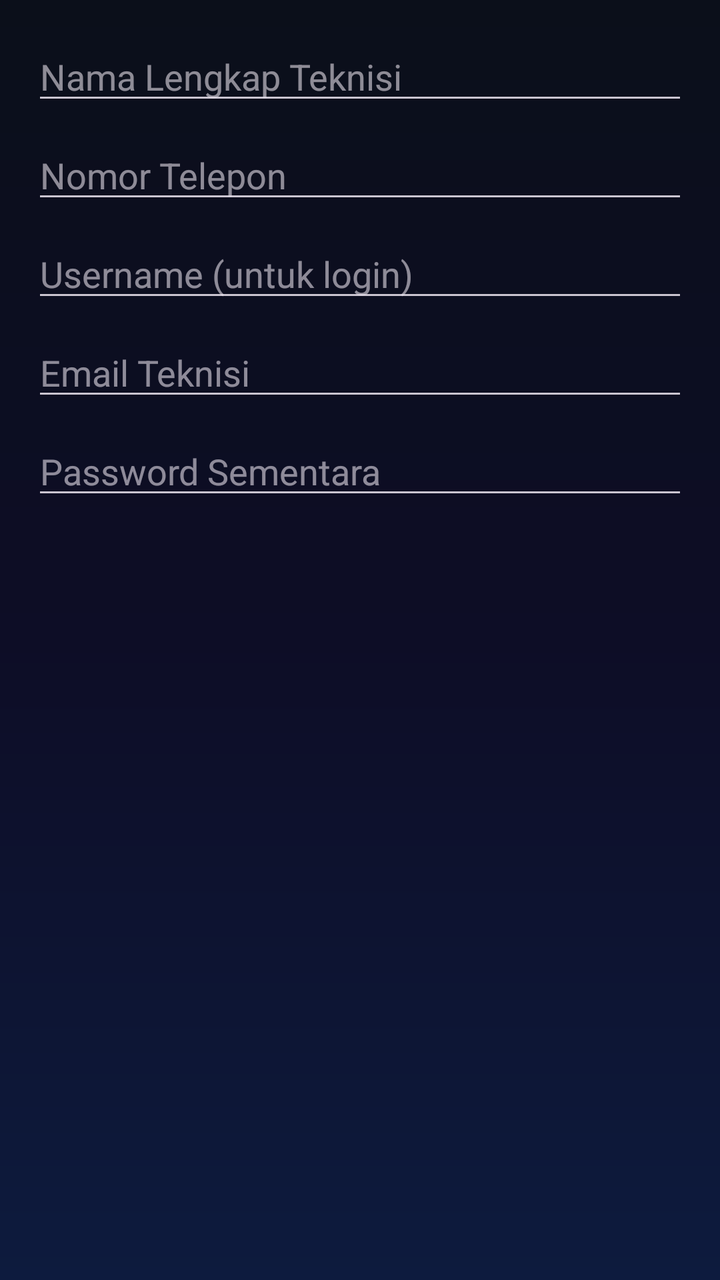
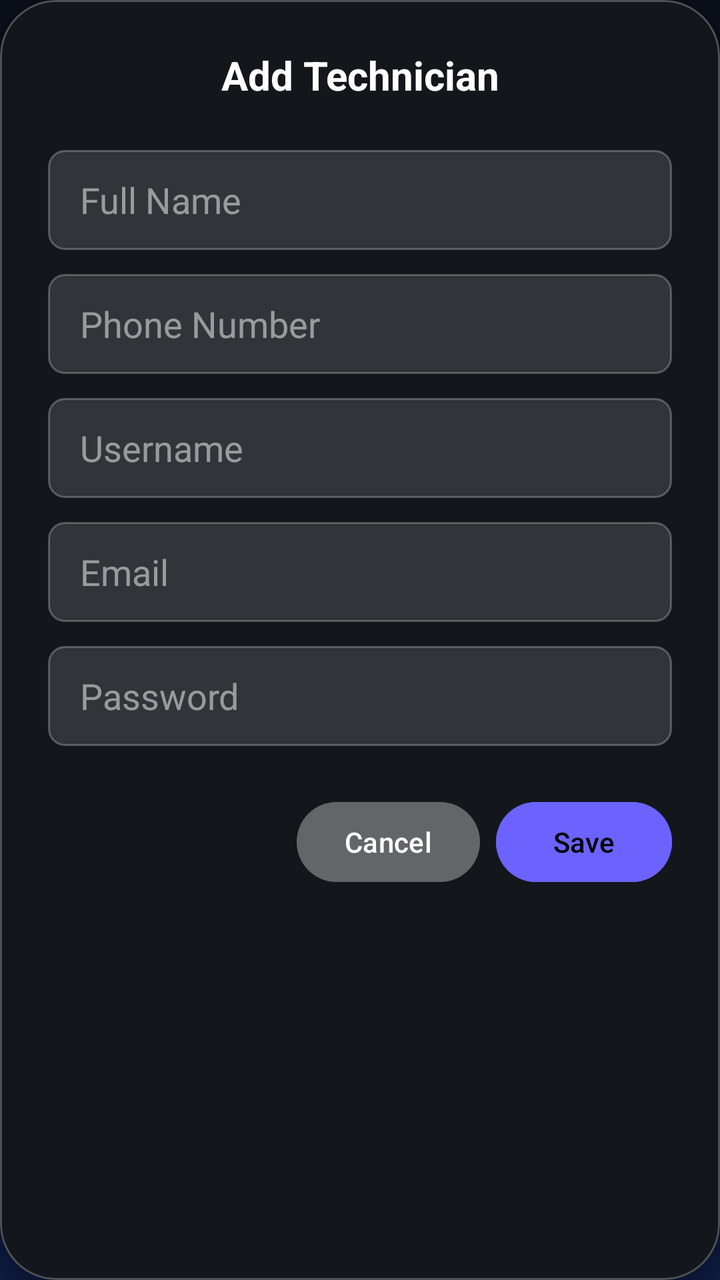

Screens rendered from an Android XML layout before and after an edit, with the pre-edit source and the edit as a unified diff.
<!-- AndroidManifest.xml: application theme Theme.FixIt_v2 -->
<!-- res/layout/dialog_add_technician.xml -->
<?xml version="1.0" encoding="utf-8"?>
<LinearLayout xmlns:android="http://schemas.android.com/apk/res/android"
    android:layout_width="match_parent"
    android:layout_height="wrap_content"
    android:orientation="vertical"
    android:padding="16dp">

    <EditText
        android:id="@+id/editTextName"
        android:layout_width="match_parent"
        android:layout_height="wrap_content"
        android:hint="Nama Lengkap Teknisi"
        android:inputType="textPersonName" />

    <EditText
        android:id="@+id/editTextPhone"
        android:layout_width="match_parent"
        android:layout_height="wrap_content"
        android:layout_marginTop="8dp"
        android:hint="Nomor Telepon"
        android:inputType="phone" />

    <EditText
        android:id="@+id/editTextUsername"
        android:layout_width="match_parent"
        android:layout_height="wrap_content"
        android:layout_marginTop="8dp"
        android:hint="Username (untuk login)"
        android:inputType="text" />

    <EditText
        android:id="@+id/editTextEmail"
        android:layout_width="match_parent"
        android:layout_height="wrap_content"
        android:layout_marginTop="8dp"
        android:hint="Email Teknisi"
        android:inputType="textEmailAddress" />

    <EditText
        android:id="@+id/editTextPassword"
        android:layout_width="match_parent"
        android:layout_height="wrap_content"
        android:layout_marginTop="8dp"
        android:hint="Password Sementara"
        android:inputType="textPassword" />

</LinearLayout>
<!-- resources referenced by this layout -->
<resources>
  <style name="Theme.FixIt_v2" parent="Base.Theme.FixIt_v2" />
  <style name="Base.Theme.FixIt_v2" parent="Theme.Material3.Dark.NoActionBar">
          
          <item name="colorPrimary">@color/primary</item>
          <item name="colorSecondary">@color/secondary</item>
          <item name="android:windowBackground">@drawable/gradient_background</item>
          <item name="android:textViewStyle">@style/Widget.FixIt.TextView</item>
          <item name="alertDialogTheme">@style/AlertDialogTheme</item> 
      </style>
  <color name="primary">#6C63FF</color>
  <color name="secondary">#00E5FF</color>
  <!-- drawable gradient_background (drawable) -->
  <?xml version="1.0" encoding="utf-8"?>
  <shape xmlns:android="http://schemas.android.com/apk/res/android"
      android:shape="rectangle">
      <gradient
          android:type="linear"
          android:angle="-90"
          android:startColor="@color/gradient_start_dark"
          android:centerColor="@color/gradient_center_dark"
          android:endColor="@color/gradient_end_dark" />
  </shape>
  <style name="Widget.FixIt.TextView" parent="Widget.AppCompat.TextView">
          <item name="android:textAppearance">@style/TextAppearance.FixIt.Body</item>
      </style>
  <color name="gradient_start_dark">#0B0F1A</color>
  <color name="gradient_center_dark">#0D0D26</color>
  <color name="gradient_end_dark">#0D1B3E</color>
  <style name="TextAppearance.FixIt.Body" parent="TextAppearance.MaterialComponents.Body1">
          <item name="android:textColor">@color/text_secondary_dark</item>
          <item name="android:alpha">0.8</item>
      </style>
  <!-- drawable glass_card_background (drawable) -->
  <?xml version="1.0" encoding="utf-8"?>
  <shape xmlns:android="http://schemas.android.com/apk/res/android"
      android:shape="rectangle">
      <solid android:color="@color/card_glass_background"/>
      <corners android:radius="@dimen/corner_radius_large"/>
      <stroke android:width="@dimen/card_stroke_width" android:color="@color/card_glass_stroke"/>
  </shape>
  <color name="text_primary_dark">#FFFFFF</color>
  <color name="text_secondary_dark">#A0A4B8</color>
  <style name="AlertDialog.Button" parent="Widget.Material3.Button.TextButton.Dialog">
          <item name="android:textColor">@color/primary</item>
      </style>
  <color name="card_glass_background">#14FFFFFF</color>
  <dimen name="corner_radius_large">28dp</dimen>
  <dimen name="card_stroke_width">1dp</dimen>
  <color name="card_glass_stroke">#33FFFFFF</color>
  <!-- unchanged entries left out for length: 1 -->
</resources>

<!-- the commit's change to res/layout/dialog_add_technician.xml (unified diff, before → after) -->
@@ -1,47 +1,116 @@
 <?xml version="1.0" encoding="utf-8"?>
-<LinearLayout xmlns:android="http://schemas.android.com/apk/res/android"
+<com.google.android.material.card.MaterialCardView xmlns:android="http://schemas.android.com/apk/res/android"
+    xmlns:app="http://schemas.android.com/apk/res-auto"
+    xmlns:tools="http://schemas.android.com/tools"
+    style="@style/Widget.FixIt.CardView.Glass"
     android:layout_width="match_parent"
     android:layout_height="wrap_content"
-    android:orientation="vertical"
-    android:padding="16dp">
+    app:cardBackgroundColor="@color/bottom_nav_background"
+    app:strokeColor="#40FFFFFF"
+    app:strokeWidth="1dp">
 
-    <EditText
-        android:id="@+id/editTextName"
+    <LinearLayout
         android:layout_width="match_parent"
         android:layout_height="wrap_content"
-        android:hint="Nama Lengkap Teknisi"
-        android:inputType="textPersonName" />
+        android:orientation="vertical"
+        android:padding="24dp">
 
-    <EditText
-        android:id="@+id/editTextPhone"
-        android:layout_width="match_parent"
-        android:layout_height="wrap_content"
-        android:layout_marginTop="8dp"
-        android:hint="Nomor Telepon"
-        android:inputType="phone" />
+        <TextView
+            android:id="@+id/textViewDialogTitle"
+            style="@style/TextAppearance.FixIt.Title"
+            android:layout_width="match_parent"
+            android:layout_height="wrap_content"
+            android:text="Add Technician"
+            android:textColor="@color/white"
+            android:textSize="20sp"
+            android:gravity="center"
+            android:layout_marginBottom="24dp"/>
 
-    <EditText
-        android:id="@+id/editTextUsername"
-        android:layout_width="match_parent"
-        android:layout_height="wrap_content"
-        android:layout_marginTop="8dp"
-        android:hint="Username (untuk login)"
-        android:inputType="text" />
+        <EditText
+            android:id="@+id/editTextName"
+            android:layout_width="match_parent"
+            android:layout_height="50dp"
+            android:background="@drawable/input_field_background"
+            android:hint="Full Name"
+            android:inputType="textPersonName"
+            android:paddingHorizontal="16dp"
+            android:textColor="@color/white"
+            android:textColorHint="#80FFFFFF" />
 
-    <EditText
-        android:id="@+id/editTextEmail"
-        android:layout_width="match_parent"
-        android:layout_height="wrap_content"
-        android:layout_marginTop="8dp"
-        android:hint="Email Teknisi"
-        android:inputType="textEmailAddress" />
+        <EditText
+            android:id="@+id/editTextPhone"
+            android:layout_width="match_parent"
+            android:layout_height="50dp"
+            android:layout_marginTop="12dp"
+            android:background="@drawable/input_field_background"
+            android:hint="Phone Number"
+            android:inputType="phone"
+            android:paddingHorizontal="16dp"
+            android:textColor="@color/white"
+            android:textColorHint="#80FFFFFF" />
 
-    <EditText
-        android:id="@+id/editTextPassword"
-        android:layout_width="match_parent"
-        android:layout_height="wrap_content"
-        android:layout_marginTop="8dp"
-        android:hint="Password Sementara"
-        android:inputType="textPassword" />
+        <EditText
+            android:id="@+id/editTextUsername"
+            android:layout_width="match_parent"
+            android:layout_height="50dp"
+            android:layout_marginTop="12dp"
+            android:background="@drawable/input_field_background"
+            android:hint="Username"
+            android:inputType="text"
+            android:paddingHorizontal="16dp"
+            android:textColor="@color/white"
+            android:textColorHint="#80FFFFFF" />
 
-</LinearLayout>
+        <EditText
+            android:id="@+id/editTextEmail"
+            android:layout_width="match_parent"
+            android:layout_height="50dp"
+            android:layout_marginTop="12dp"
+            android:background="@drawable/input_field_background"
+            android:hint="Email"
+            android:inputType="textEmailAddress"
+            android:paddingHorizontal="16dp"
+            android:textColor="@color/white"
+            android:textColorHint="#80FFFFFF" />
+
+        <EditText
+            android:id="@+id/editTextPassword"
+            android:layout_width="match_parent"
+            android:layout_height="50dp"
+            android:layout_marginTop="12dp"
+            android:background="@drawable/input_field_background"
+            android:hint="Password"
+            android:inputType="textPassword"
+            android:paddingHorizontal="16dp"
+            android:textColor="@color/white"
+            android:textColorHint="#80FFFFFF" />
+
+        <LinearLayout
+            android:layout_width="match_parent"
+            android:layout_height="wrap_content"
+            android:orientation="horizontal"
+            android:layout_marginTop="24dp"
+            android:gravity="end">
+
+            <Button
+                android:id="@+id/buttonCancel"
+                android:layout_width="wrap_content"
+                android:layout_height="wrap_content"
+                android:text="Cancel"
+                android:textColor="@color/white"
+                android:backgroundTint="#30FFFFFF"
+                android:layout_marginEnd="8dp" />
+
+            <Button
+                android:id="@+id/buttonSave"
+                android:layout_width="wrap_content"
+                android:layout_height="wrap_content"
+                android:text="Save"
+                android:textColor="@color/black"
+                android:backgroundTint="@color/primary" />
+
+        </LinearLayout>
+
+    </LinearLayout>
+
+</com.google.android.material.card.MaterialCardView>
<!-- resource entries referenced after the edit -->
@@ -1,5 +1,7 @@
 <!-- resources referenced by this layout -->
 <resources>
+  <color name="black">#FF000000</color>
+  <color name="bottom_nav_background">#13171B</color>
   <style name="Theme.FixIt_v2" parent="Base.Theme.FixIt_v2" />
   <style name="Base.Theme.FixIt_v2" parent="Theme.Material3.Dark.NoActionBar">
           
@@ -10,6 +12,26 @@
           <item name="alertDialogTheme">@style/AlertDialogTheme</item> 
       </style>
   <color name="primary">#6C63FF</color>
+  <color name="white">#FFFFFFFF</color>
+  <!-- drawable input_field_background (drawable) -->
+  <?xml version="1.0" encoding="utf-8"?>
+  <shape xmlns:android="http://schemas.android.com/apk/res/android"
+      android:shape="rectangle">
+      <solid android:color="#20FFFFFF" /> 
+      <corners android:radius="8dp" />
+      <stroke
+          android:width="1dp"
+          android:color="#40FFFFFF" />
+  </shape>
+  <style name="TextAppearance.FixIt.Title" parent="TextAppearance.MaterialComponents.Headline5">
+          <item name="android:textColor">@color/text_primary_dark</item>
+          <item name="android:textStyle">bold</item>
+      </style>
+  <style name="Widget.FixIt.CardView.Glass" parent="Widget.MaterialComponents.CardView">
+          <item name="cardCornerRadius">@dimen/corner_radius_large</item>
+          <item name="cardElevation">4dp</item>
+          <item name="cardBackgroundColor">@android:color/transparent</item> 
+      </style>
   <color name="secondary">#00E5FF</color>
   <!-- drawable gradient_background (drawable) -->
   <?xml version="1.0" encoding="utf-8"?>
